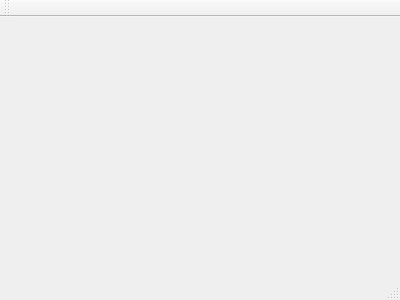
Qt form Viewer/mainwindow.ui (gofixyourself/Object-Oriented-Programming) before a commit.
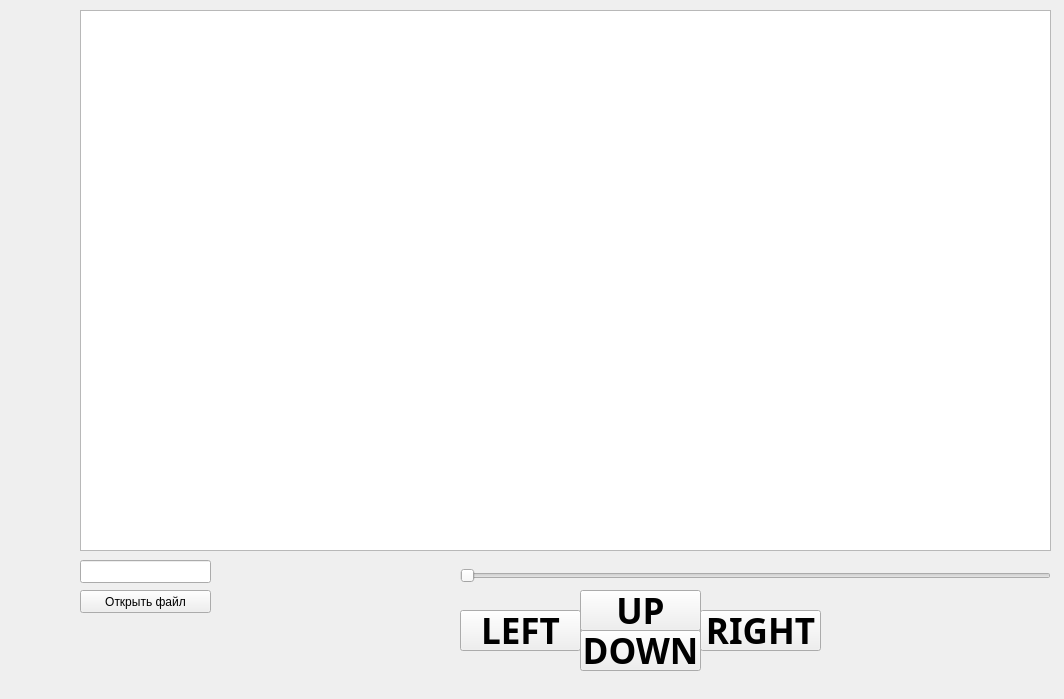
The same form after that commit.

```diff
--- a/Viewer/mainwindow.ui
+++ b/Viewer/mainwindow.ui
@@ -1,24 +1,154 @@
 <ui version="4.0">
  <class>MainWindow</class>
- <widget class="QMainWindow" name="MainWindow" >
-  <property name="geometry" >
+ <widget class="QMainWindow" name="MainWindow">
+  <property name="geometry">
    <rect>
     <x>0</x>
     <y>0</y>
-    <width>400</width>
-    <height>300</height>
+    <width>1064</width>
+    <height>699</height>
    </rect>
   </property>
   <property name="windowTitle" >
    <string>MainWindow</string>
   </property>
-  <widget class="QMenuBar" name="menuBar" />
-  <widget class="QToolBar" name="mainToolBar" />
-  <widget class="QWidget" name="centralWidget" />
-  <widget class="QStatusBar" name="statusBar" />
+  <widget class="QWidget" name="centralWidget">
+   <widget class="QGraphicsView" name="view">
+    <property name="geometry">
+     <rect>
+      <x>80</x>
+      <y>10</y>
+      <width>971</width>
+      <height>541</height>
+     </rect>
+    </property>
+   </widget>
+   <widget class="QLineEdit" name="filename">
+    <property name="geometry">
+     <rect>
+      <x>80</x>
+      <y>560</y>
+      <width>131</width>
+      <height>23</height>
+     </rect>
+    </property>
+    <property name="text">
+     <string/>
+    </property>
+   </widget>
+   <widget class="QPushButton" name="open">
+    <property name="geometry">
+     <rect>
+      <x>80</x>
+      <y>590</y>
+      <width>131</width>
+      <height>23</height>
+     </rect>
+    </property>
+    <property name="text">
+     <string>Открыть файл</string>
+    </property>
+   </widget>
+   <widget class="QSlider" name="scale">
+    <property name="geometry">
+     <rect>
+      <x>460</x>
+      <y>560</y>
+      <width>591</width>
+      <height>31</height>
+     </rect>
+    </property>
+    <property name="orientation">
+     <enum>Qt::Horizontal</enum>
+    </property>
+   </widget>
+   <widget class="QPushButton" name="turn_left">
+    <property name="geometry">
+     <rect>
+      <x>460</x>
+      <y>610</y>
+      <width>121</width>
+      <height>41</height>
+     </rect>
+    </property>
+    <property name="font">
+     <font>
+      <family>Proxima Nova</family>
+      <pointsize>26</pointsize>
+      <weight>75</weight>
+      <bold>true</bold>
+     </font>
+    </property>
+    <property name="text">
+     <string>LEFT</string>
+    </property>
+   </widget>
+   <widget class="QPushButton" name="turn_down">
+    <property name="geometry">
+     <rect>
+      <x>580</x>
+      <y>630</y>
+      <width>121</width>
+      <height>41</height>
+     </rect>
+    </property>
+    <property name="font">
+     <font>
+      <family>Proxima Nova Condensed</family>
+      <pointsize>26</pointsize>
+      <weight>75</weight>
+      <bold>true</bold>
+     </font>
+    </property>
+    <property name="text">
+     <string>DOWN</string>
+    </property>
+   </widget>
+   <widget class="QPushButton" name="turn_up">
+    <property name="geometry">
+     <rect>
+      <x>580</x>
+      <y>590</y>
+      <width>121</width>
+      <height>41</height>
+     </rect>
+    </property>
+    <property name="font">
+     <font>
+      <family>Proxima Nova Condensed</family>
+      <pointsize>26</pointsize>
+      <weight>75</weight>
+      <bold>true</bold>
+     </font>
+    </property>
+    <property name="text">
+     <string>UP</string>
+    </property>
+   </widget>
+   <widget class="QPushButton" name="turn_right">
+    <property name="geometry">
+     <rect>
+      <x>700</x>
+      <y>610</y>
+      <width>121</width>
+      <height>41</height>
+     </rect>
+    </property>
+    <property name="font">
+     <font>
+      <family>Proxima Nova</family>
+      <pointsize>26</pointsize>
+      <weight>75</weight>
+      <bold>true</bold>
+     </font>
+    </property>
+    <property name="text">
+     <string>RIGHT</string>
+    </property>
+   </widget>
+  </widget>
  </widget>
- <layoutDefault spacing="6" margin="11" />
- <pixmapfunction></pixmapfunction>
+ <layoutdefault spacing="6" margin="11"/>
  <resources/>
  <connections/>
 </ui>
```
Left out of the diff: 3 changed lines with no effect on the pictures.
